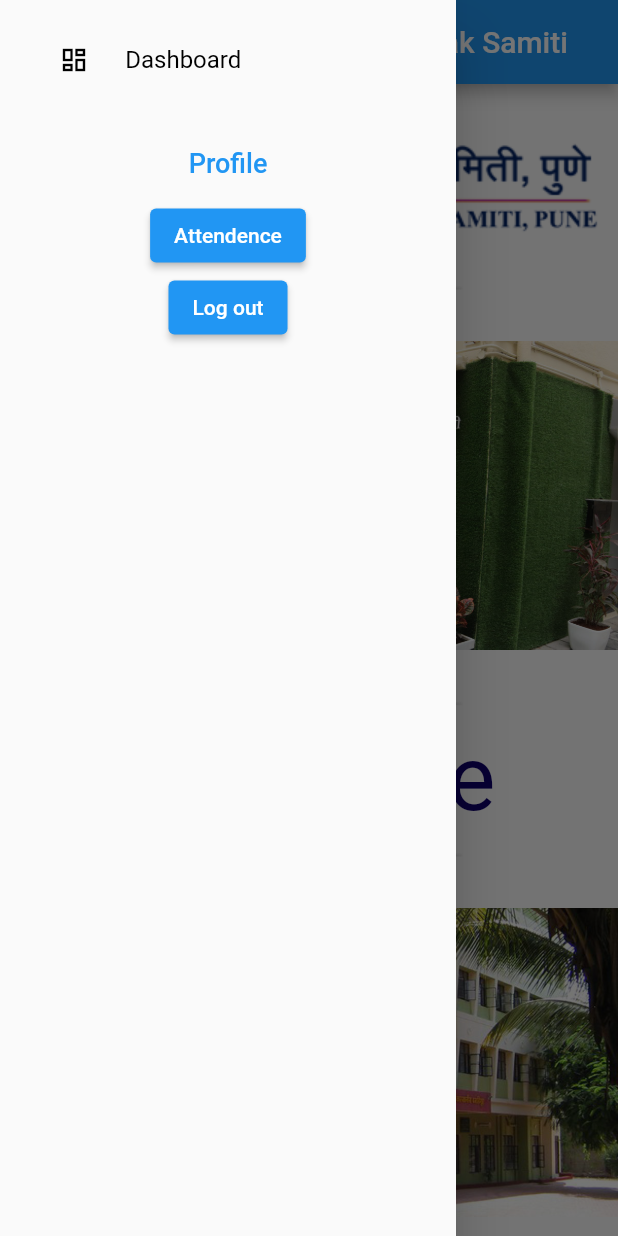
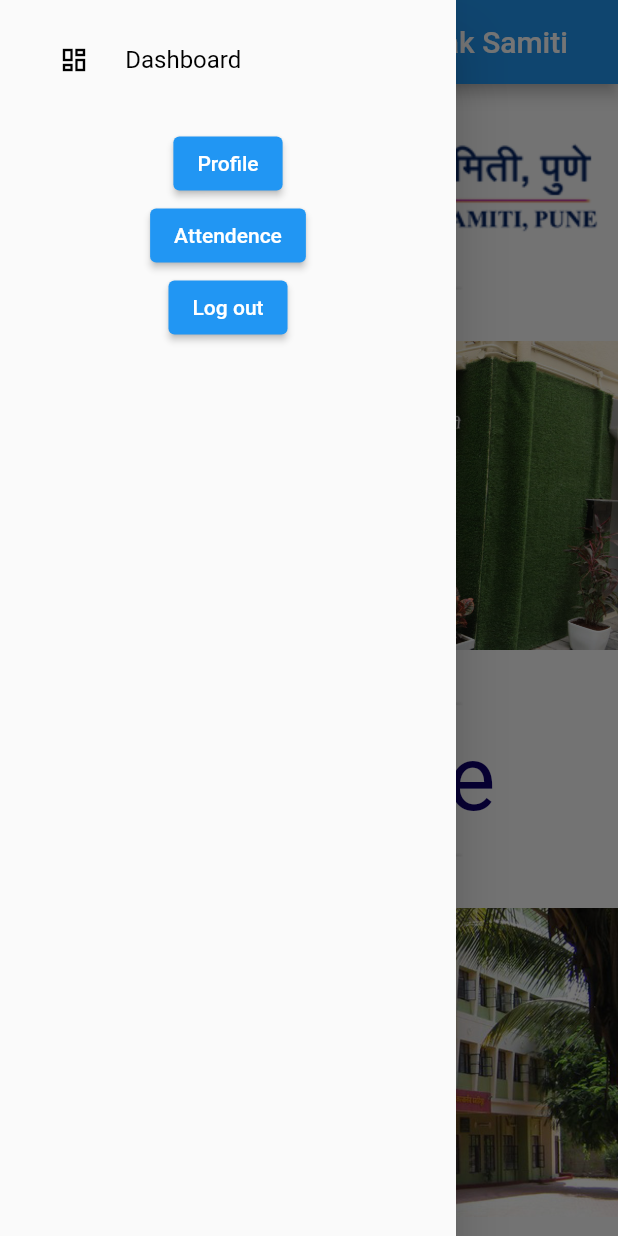
Before and after one commit to NeelMunot/VSS-Managaement, a Flutter app: the Homepage_user screen opened directly, with the side drawer open, on a phone screen of 412 x 824 dp. Run offline on Flutter 3.47's test engine with Material 2 defaults, Android fonts, the phone set to English and light mode, and no system bars; our stand-ins replace dropdown_button2, email_validator, firebase_auth, firebase_core, firebase_database; missing offline and left inert: dart:ffi; accounts and stored records are empty.

Commit message:
small routing changes

```diff
--- a/project_vss/lib/main.dart
+++ b/project_vss/lib/main.dart
@@ -31,7 +31,7 @@ class MyApp extends StatelessWidget {
       themeMode: ThemeMode.light,
       theme: ThemeData(primarySwatch: Colors.blue),
       routes: {
-        "/": (context) => Homepage_user(),
+        "/": (context) => LoginPage(),
 
         //// "/Login":(context)=>LoginPage(),
       },
--- a/project_vss/lib/pages/Homepage_user.dart
+++ b/project_vss/lib/pages/Homepage_user.dart
@@ -1,5 +1,8 @@
+import 'dart:io';
+
 import 'package:flutter/material.dart';
 import 'package:flutter_application_1/pages/Login_page.dart';
+import 'package:flutter_application_1/pages/table.dart';
 
 //import '../my_header_drawer.dart';
 
@@ -22,12 +25,19 @@ class Homepage_user extends StatelessWidget {
           SizedBox(
             height: 20,
           ),
-          TextButton(
+          ElevatedButton(
               onPressed: () {},
-              child: Text("Profile",
-                  style: TextStyle(color: Colors.blue, fontSize: 18))),
-          ElevatedButton(onPressed: () {}, child: Text("Attendence")),
-          ElevatedButton(onPressed: () {}, child: Text("Log out")),
+              child: Text(
+                "Profile",
+              )),
+          ElevatedButton(
+              onPressed: () {
+                // Navigator.of(context).push(
+                //   MaterialPageRoute(builder: (context) => MyTable()),
+                // );
+              },
+              child: Text("Attendence")),
+          ElevatedButton(onPressed: () => exit(0), child: Text("Log out")),
         ]),
       ))),
       body: SingleChildScrollView(
@@ -432,11 +442,10 @@ class Homepage_user extends StatelessWidget {
   Widget menuItem() {
     return Material(
         child: InkWell(
-          onTap: (){},
+      onTap: () {},
       child: Padding(
         padding: EdgeInsets.all(15.0),
-            child: Row(
-                children: [
+        child: Row(children: [
           Expanded(
             child: Icon(
               Icons.dashboard_outlined,
@@ -451,16 +460,12 @@ class Homepage_user extends StatelessWidget {
               style: TextStyle(
                 color: Colors.black,
                 fontSize: 16,
-
               ),
             ),
           ),
-
         ]),
       ),
-        )
-
-    );
+    ));
   }
 }
 
```
Also changed, not shown: project_vss/lib/pages/Homepage_admin.dart (+11 -3 lines). Lines whose indentation alone changed are shown as unchanged.
